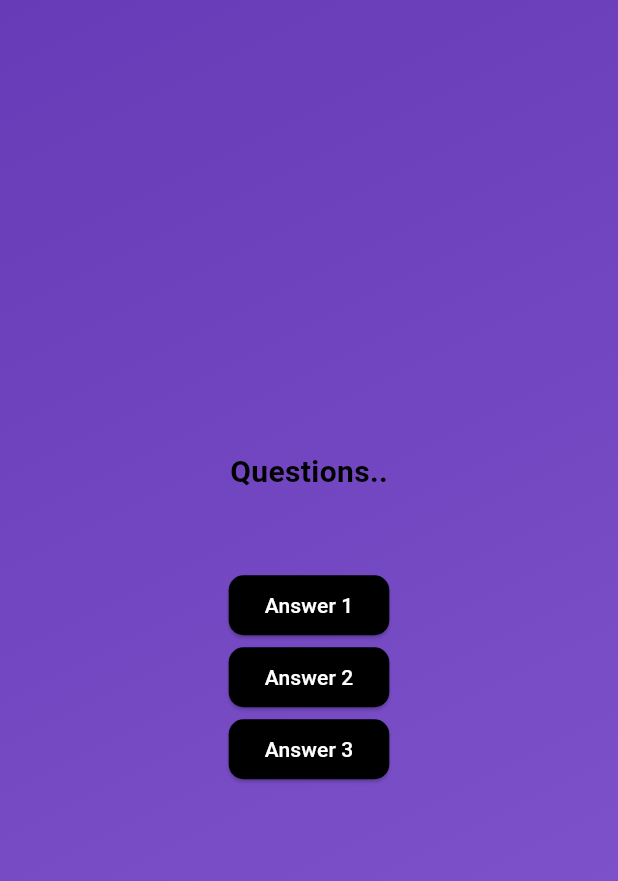
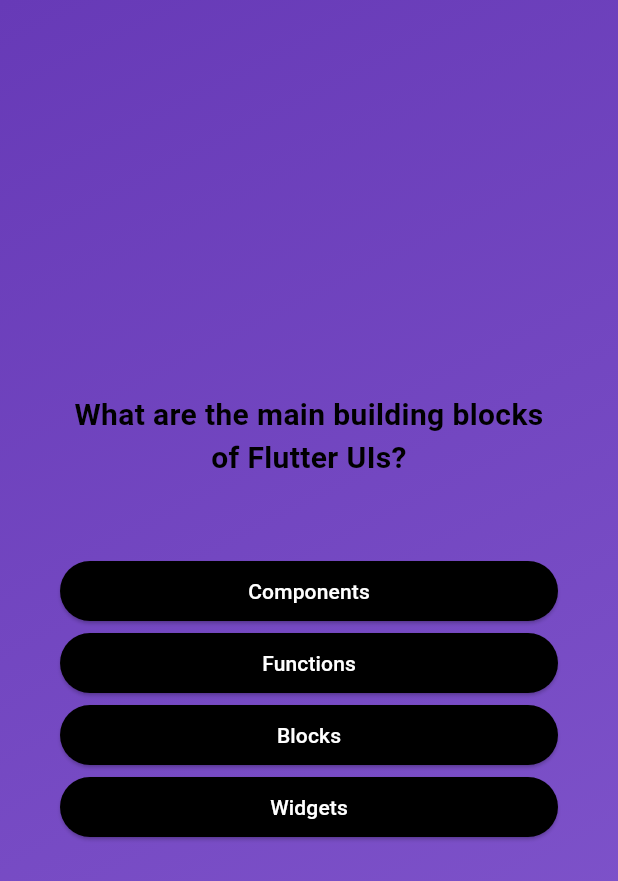
Before and after one commit to Ghost-dot-coder/Quiz-App, a Flutter app: the screen it shows after launch, after a tap on "Start Quiz", on a phone screen of 412 x 824 dp. Shown: the top 881 px of the screen. Run offline on Flutter 3.47's test engine with Material 3 defaults, Android fonts, the phone set to English and light mode, and no system bars.

Commit message:
2nd commit

```diff
--- a/lib/button.dart
+++ b/lib/button.dart
@@ -11,8 +11,9 @@ class Button extends StatelessWidget {
         backgroundColor: Colors.black,
         foregroundColor: Colors.white,
         shape: RoundedRectangleBorder(
-          borderRadius: BorderRadius.circular(10),
+          borderRadius: BorderRadius.circular(100),
         ),
+        padding: const EdgeInsets.symmetric(horizontal: 60, vertical: 10),
       ),
       onPressed: action,
       child: Text(answer),
--- /dev/null
+++ b/lib/model/question_screen.dart
@@ -0,0 +1,10 @@
+class Questions {
+  Questions(this.question, this.answer);
+  final String question;
+  final List<String> answer;
+  List<String> shuffledAnswers() {
+    var shuffled = List.of(answer);
+    shuffled.shuffle();
+    return shuffled;
+  }
+}
--- /dev/null
+++ b/lib/model/quistions.dart
@@ -0,0 +1,55 @@
+import 'package:app3/model/question_screen.dart';
+
+final question = [
+  Questions(
+    'What are the main building blocks of Flutter UIs?',
+    [
+      'Widgets',
+      'Components',
+      'Blocks',
+      'Functions',
+    ],
+  ),
+  Questions('How are Flutter UIs built?', [
+    'By combining widgets in code',
+    'By combining widgets in a visual editor',
+    'By defining widgets in config files',
+    'By using XCode for iOS and Android Studio for Android',
+  ]),
+  Questions(
+    'What\'s the purpose of a StatefulWidget?',
+    [
+      'Update UI as data changes',
+      'Update data as UI changes',
+      'Ignore data changes',
+      'Render UI that does not depend on data',
+    ],
+  ),
+  Questions(
+    'Which widget should you try to use more often: StatelessWidget or StatefulWidget?',
+    [
+      'StatelessWidget',
+      'StatefulWidget',
+      'Both are equally good',
+      'None of the above',
+    ],
+  ),
+  Questions(
+    'What happens if you change data in a StatelessWidget?',
+    [
+      'The UI is not updated',
+      'The UI is updated',
+      'The closest StatefulWidget is updated',
+      'Any nested StatefulWidgets are updated',
+    ],
+  ),
+  Questions(
+    'How should you update data inside of StatefulWidgets?',
+    [
+      'By calling setState()',
+      'By calling updateData()',
+      'By calling updateUI()',
+      'By calling updateState()',
+    ],
+  ),
+];
--- a/lib/quistions.dart
+++ /dev/null
@@ -1,35 +0,0 @@
-import 'package:flutter/material.dart';
-import 'package:app3/button.dart';
-
-class Quistion extends StatefulWidget {
-  const Quistion({super.key});
-  @override
-  State<Quistion> createState() {
-    return _Quistion();
-  }
-}
-
-class _Quistion extends State<Quistion> {
-  @override
-  Widget build(context) {
-    return SizedBox(
-      width: double.infinity,
-      child: Column(
-        mainAxisAlignment: MainAxisAlignment.center,
-        children: [
-          const Text(
-            'Questions..',
-            style: TextStyle(
-                fontWeight: FontWeight.bold, fontSize: 20, color: Colors.black),
-          ),
-          const SizedBox(
-            height: 50,
-          ),
-          Button(answer: 'Answer 1', action: () {}),
-          Button(answer: 'Answer 2', action: () {}),
-          Button(answer: 'Answer 3', action: () {}),
-        ],
-      ),
-    );
-  }
-}
--- /dev/null
+++ b/lib/quistionsdisp.dart
@@ -0,0 +1,53 @@
+import 'package:flutter/material.dart';
+import 'package:app3/button.dart';
+import 'package:app3/model/quistions.dart';
+
+class Quistion extends StatefulWidget {
+  const Quistion({super.key});
+  @override
+  State<Quistion> createState() {
+    return _Quistion();
+  }
+}
+
+class _Quistion extends State<Quistion> {
+  var active = 0;
+
+  void onpress() {
+    setState(() {
+      active++;
+    });
+  }
+
+  @override
+  Widget build(context) {
+    final current = question[active];
+    return SizedBox(
+      width: double.infinity,
+      child: Container(
+        padding: const EdgeInsets.all(40),
+        child: Column(
+          mainAxisAlignment: MainAxisAlignment.center,
+          crossAxisAlignment: CrossAxisAlignment.stretch,
+          children: [
+            Text(
+              current.question,
+              style: const TextStyle(
+                  fontWeight: FontWeight.bold,
+                  fontSize: 20,
+                  color: Colors.black),
+              textAlign: TextAlign.center,
+            ),
+            const SizedBox(height: 50),
+            ...current.shuffledAnswers().map((answer) {
+              return Button(
+                answer: answer,
+                action: onpress,
+              );
+            })
+          ],
+        ),
+      ),
+    );
+  }
+}
--- a/lib/quiz.dart
+++ b/lib/quiz.dart
@@ -1,4 +1,4 @@
-import 'package:app3/quistions.dart';
+import 'package:app3/quistionsdisp.dart';
 import 'package:flutter/material.dart';
 import 'package:app3/first_page.dart';
 
```
